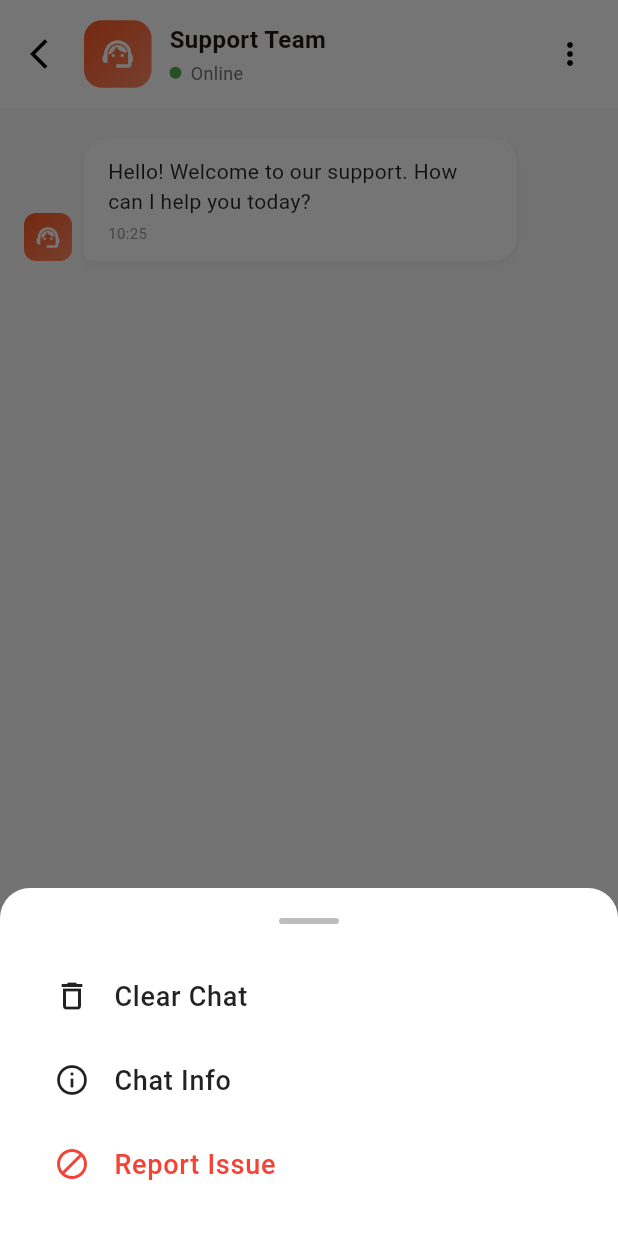
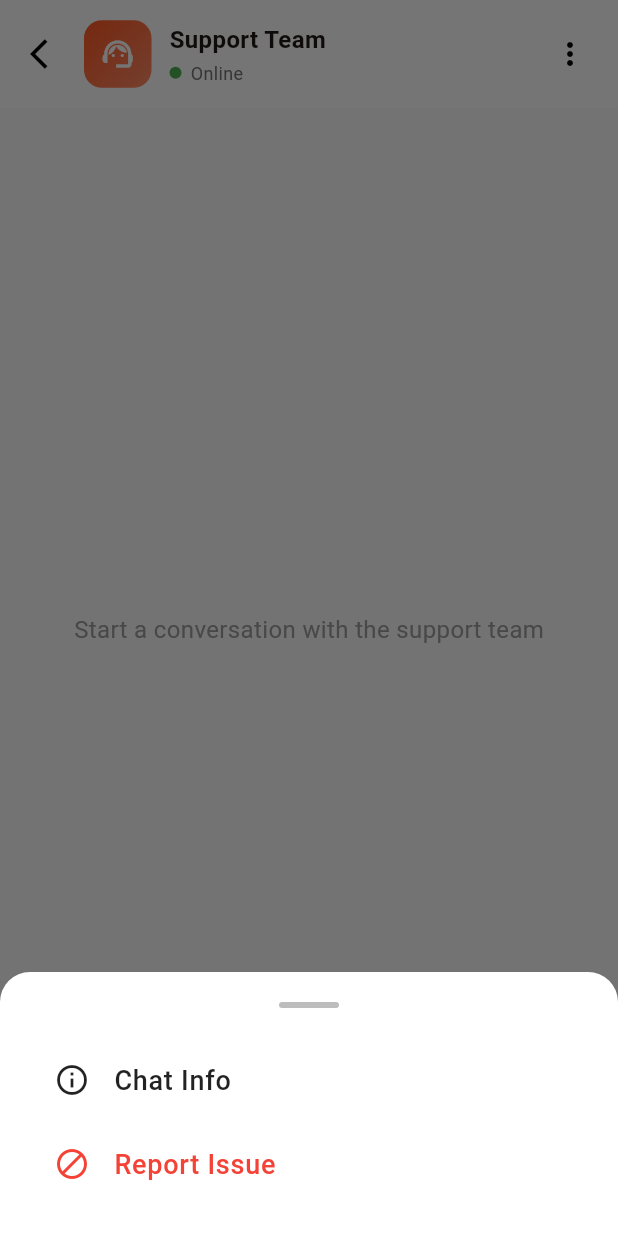
Before and after one commit to Mohammed-m-salah/E_Commerce_fashion, a Flutter app: the AdminChatView screen opened directly, after a tap on the "more vert" icon, on a phone screen of 412 x 824 dp. Run offline on Flutter 3.47's test engine with Material 3 defaults, Android fonts, the phone set to English and light mode, and no system bars; our stand-ins replace cached_network_image, firebase_core, flutter_dotenv, flutter_local_notifications, gap, get and 5 more; missing offline and left inert: flutter_stripe; accounts and stored records are empty.

Commit message:
chat message with admin panel

```diff
--- a/lib/feature/cart/data/cart_item_model.dart
+++ b/lib/feature/cart/data/cart_item_model.dart
@@ -9,10 +9,8 @@ class CartItem {
     this.quantity = 1,
   });
 
-  // Calculate total price for this item (uses effectivePrice for discounts)
   double get totalPrice => product.effectivePrice * quantity;
 
-  // JSON serialization for storage
   Map<String, dynamic> toJson() {
     return {
       'product': product.toJson(),
@@ -27,7 +25,6 @@ class CartItem {
     );
   }
 
-  // Create a copy with updated quantity
   CartItem copyWith({int? quantity}) {
     return CartItem(
       product: product,
--- /dev/null
+++ b/lib/feature/help_center/controller/chat_controller.dart
@@ -0,0 +1,78 @@
+import 'dart:async';
+import 'package:e_commerce_fullapp/feature/help_center/data/repository/chat_repository.dart';
+import 'package:get/get.dart';
+import 'package:supabase_flutter/supabase_flutter.dart';
+import '../data/models/message_model.dart';
+
+class ChatController extends GetxController {
+  final ChatRepository _repository = ChatRepository();
+
+  final RxList<MessageModel> messages = <MessageModel>[].obs;
+  final RxBool isLoading = true.obs;
+  final RxString chatRoomId = ''.obs;
+
+  StreamSubscription? _messagesSubscription;
+
+  String get currentUserId =>
+      Supabase.instance.client.auth.currentUser?.id ?? '';
+
+  @override
+  void onInit() {
+    super.onInit();
+    initChat();
+  }
+
+  @override
+  void onClose() {
+    _messagesSubscription?.cancel();
+    super.onClose();
+  }
+
+  Future<void> initChat() async {
+    try {
+      isLoading.value = true;
+
+      print('🔵 ChatController: بدء تحميل الدردشة');
+      print('🔵 ChatController: currentUserId = $currentUserId');
+
+      chatRoomId.value = await _repository.getOrCreateChatRoom(currentUserId);
+      print('🔵 ChatController: chatRoomId = ${chatRoomId.value}');
+
+      final previousMessages = await _repository.getMessages(chatRoomId.value);
+      print('🔵 ChatController: عدد الرسائل = ${previousMessages.length}');
+
+      messages.value =
+          previousMessages.map((e) => MessageModel.fromJson(e)).toList();
+
+      _listenToMessages();
+      print('✅ ChatController: تم تحميل الدردشة بنجاح');
+    } catch (e) {
+      print('❌ ChatController Error: $e');
+      Get.snackbar('خطأ', 'فشل في تحميل الدردشة: $e');
+    } finally {
+      isLoading.value = false;
+    }
+  }
+
+  void _listenToMessages() {
+    _messagesSubscription =
+        _repository.messagesStream(chatRoomId.value).listen((data) {
+      messages.value = data.map((e) => MessageModel.fromJson(e)).toList();
+    });
+  }
+
+  Future<void> sendMessage(String text) async {
+    if (text.trim().isEmpty) return;
+
+    try {
+      await _repository.sendMessage(
+        chatRoomId: chatRoomId.value,
+        senderId: currentUserId,
+        message: text.trim(),
+        isAdmin: false,
+      );
+    } catch (e) {
+      Get.snackbar('خطأ', 'فشل في إرسال الرسالة');
+    }
+  }
+}
--- /dev/null
+++ b/lib/feature/help_center/data/models/message_model.dart
@@ -0,0 +1,40 @@
+class MessageModel {
+  final String id;
+  final String chatRoomId;
+  final String senderId;
+  final String message;
+  final bool isAdmin;
+  final bool isRead;
+  final DateTime createdAt;
+
+  MessageModel({
+    required this.id,
+    required this.chatRoomId,
+    required this.senderId,
+    required this.message,
+    required this.isAdmin,
+    required this.isRead,
+    required this.createdAt,
+  });
+
+  factory MessageModel.fromJson(Map<String, dynamic> json) {
+    return MessageModel(
+      id: json['id'],
+      chatRoomId: json['chat_room_id'],
+      senderId: json['sender_id'],
+      message: json['message'],
+      isAdmin: json['is_admin'] ?? false,
+      isRead: json['is_read'] ?? false,
+      createdAt: DateTime.parse(json['created_at']),
+    );
+  }
+
+  Map<String, dynamic> toJson() {
+    return {
+      'chat_room_id': chatRoomId,
+      'sender_id': senderId,
+      'message': message,
+      'is_admin': isAdmin,
+    };
+  }
+}
--- /dev/null
+++ b/lib/feature/help_center/data/repository/chat_repository.dart
@@ -0,0 +1,76 @@
+import 'package:supabase_flutter/supabase_flutter.dart';
+import 'package:uuid/uuid.dart';
+
+class ChatRepository {
+  final SupabaseClient _supabase = Supabase.instance.client;
+  final Uuid _uuid = const Uuid();
+
+  Future<String> getOrCreateChatRoom(String userId) async {
+    try {
+      final response = await _supabase
+          .from('chat_rooms')
+          .select()
+          .eq('user_id', userId)
+          .eq('status', 'open')
+          .maybeSingle();
+
+      if (response != null) {
+        return response['id'];
+      }
+
+      final newRoom = await _supabase
+          .from('chat_rooms')
+          .insert({
+            'id': _uuid.v4(),
+            'user_id': userId,
+            'status': 'open',
+          })
+          .select()
+          .single();
+
+      return newRoom['id'];
+    } catch (e) {
+      throw Exception('فشل في إنشاء غرفة الدردشة: $e');
+    }
+  }
+
+  Future<void> sendMessage({
+    required String chatRoomId,
+    required String senderId,
+    required String message,
+    required bool isAdmin,
+  }) async {
+    await _supabase.from('messages').insert({
+      'chat_room_id': chatRoomId,
+      'sender_id': senderId,
+      'message': message,
+      'is_admin': isAdmin,
+    });
+  }
+
+  Stream<List<Map<String, dynamic>>> messagesStream(String chatRoomId) {
+    return _supabase
+        .from('messages')
+        .stream(primaryKey: ['id'])
+        .eq('chat_room_id', chatRoomId)
+        .order('created_at', ascending: true);
+  }
+
+  Future<List<Map<String, dynamic>>> getMessages(String chatRoomId) async {
+    final response = await _supabase
+        .from('messages')
+        .select()
+        .eq('chat_room_id', chatRoomId)
+        .order('created_at', ascending: true);
+
+    return List<Map<String, dynamic>>.from(response);
+  }
+
+  Future<void> markAsRead(String chatRoomId, String recipientId) async {
+    await _supabase
+        .from('messages')
+        .update({'is_read': true})
+        .eq('chat_room_id', chatRoomId)
+        .neq('sender_id', recipientId);
+  }
+}
--- a/lib/feature/help_center/view/admin_chat_view.dart
+++ b/lib/feature/help_center/view/admin_chat_view.dart
@@ -1,5 +1,11 @@
+import 'package:e_commerce_fullapp/feature/help_center/controller/chat_controller.dart';
+import 'package:e_commerce_fullapp/feature/help_center/data/models/message_model.dart';
 import 'package:flutter/material.dart';
 import 'package:gap/gap.dart';
+import 'package:get/get_core/src/get_main.dart';
+import 'package:get/get_instance/src/extension_instance.dart';
+import 'package:get/get_rx/src/rx_workers/rx_workers.dart';
+import 'package:get/get_state_manager/get_state_manager.dart';
 
 class AdminChatView extends StatefulWidget {
   const AdminChatView({super.key});
@@ -9,15 +15,18 @@ class AdminChatView extends StatefulWidget {
 }
 
 class _AdminChatViewState extends State<AdminChatView> {
+  late final ChatController _chatController;
+
   final TextEditingController _messageController = TextEditingController();
   final ScrollController _scrollController = ScrollController();
-  final List<ChatMessage> _messages = [
-    ChatMessage(
-      text: "Hello! Welcome to our support. How can I help you today?",
-      isAdmin: true,
-      time: DateTime.now().subtract(const Duration(minutes: 5)),
-    ),
-  ];
+
+  @override
+  void initState() {
+    _chatController = Get.put(ChatController());
+    ever(_chatController.messages, (_) => _scrollToBottom());
+
+    super.initState();
+  }
 
   @override
   void dispose() {
@@ -29,30 +38,9 @@ class _AdminChatViewState extends State<AdminChatView> {
   void _sendMessage() {
     if (_messageController.text.trim().isEmpty) return;
 
-    setState(() {
-      _messages.add(ChatMessage(
-        text: _messageController.text.trim(),
-        isAdmin: false,
-        time: DateTime.now(),
-      ));
-    });
-
+    // إرسال عبر الـ Controller (يحفظ في Supabase)
+    _chatController.sendMessage(_messageController.text);
     _messageController.clear();
-    _scrollToBottom();
-
-    // Simulate admin response
-    Future.delayed(const Duration(seconds: 1), () {
-      if (mounted) {
-        setState(() {
-          _messages.add(ChatMessage(
-            text: "Thank you for your message. Our team will respond shortly.",
-            isAdmin: true,
-            time: DateTime.now(),
-          ));
-        });
-        _scrollToBottom();
-      }
-    });
   }
 
   void _scrollToBottom() {
@@ -84,18 +72,44 @@ class _AdminChatViewState extends State<AdminChatView> {
             Expanded(
               child: Container(
                 color: isDark ? Colors.grey.shade900 : Colors.grey.shade50,
-                child: ListView.builder(
-                  controller: _scrollController,
-                  padding: const EdgeInsets.symmetric(horizontal: 16, vertical: 20),
-                  itemCount: _messages.length,
-                  itemBuilder: (context, index) {
-                    return _buildMessageBubble(
-                      _messages[index],
-                      isDark,
-                      theme,
+                child: Obx(() {
+                  if (_chatController.isLoading.value) {
+                    return const Center(
+                      child: CircularProgressIndicator(
+                        color: Color(0xFFff5722),
+                      ),
                     );
-                  },
-                ),
+                  }
+                  if (_chatController.messages.isEmpty) {
+                    return Center(
+                      child: Column(
+                        mainAxisAlignment: MainAxisAlignment.center,
+                        children: [
+                          const Gap(16),
+                          Text(
+                            'Start a conversation with the support team',
+                            style: TextStyle(
+                              color: Colors.grey.shade500,
+                              fontSize: 16,
+                            ),
+                          ),
+                        ],
+                      ),
+                    );
+                  }
+                  return ListView.builder(
+                    controller: _scrollController,
+                    padding: const EdgeInsets.symmetric(
+                      horizontal: 16,
+                      vertical: 20,
+                    ),
+                    itemCount: _chatController.messages.length,
+                    itemBuilder: (context, index) {
+                      final message = _chatController.messages[index];
+                      return _buildMessageBubble(message, isDark, theme);
+                    },
+                  );
+                }),
               ),
             ),
 
@@ -175,7 +189,9 @@ class _AdminChatViewState extends State<AdminChatView> {
                       'Online',
                       style: TextStyle(
                         fontSize: 12,
-                        color: isDark ? Colors.grey.shade400 : Colors.grey.shade600,
+                        color: isDark
+                            ? Colors.grey.shade400
+                            : Colors.grey.shade600,
                       ),
                     ),
                   ],
@@ -218,22 +234,6 @@ class _AdminChatViewState extends State<AdminChatView> {
               ),
             ),
             const Gap(20),
-            _buildOptionItem(
-              icon: Icons.delete_outline,
-              label: 'Clear Chat',
-              onTap: () {
-                Navigator.pop(context);
-                setState(() {
-                  _messages.clear();
-                  _messages.add(ChatMessage(
-                    text: "Hello! Welcome to our support. How can I help you today?",
-                    isAdmin: true,
-                    time: DateTime.now(),
-                  ));
-                });
-              },
-              isDark: isDark,
-            ),
             _buildOptionItem(
               icon: Icons.info_outline,
               label: 'Chat Info',
@@ -287,13 +287,15 @@ class _AdminChatViewState extends State<AdminChatView> {
     );
   }
 
-  Widget _buildMessageBubble(ChatMessage message, bool isDark, ThemeData theme) {
+  Widget _buildMessageBubble(
+      MessageModel message, bool isDark, ThemeData theme) {
     final isAdmin = message.isAdmin;
 
     return Padding(
       padding: const EdgeInsets.only(bottom: 16),
       child: Row(
-        mainAxisAlignment: isAdmin ? MainAxisAlignment.start : MainAxisAlignment.end,
+        mainAxisAlignment:
+            isAdmin ? MainAxisAlignment.start : MainAxisAlignment.end,
         crossAxisAlignment: CrossAxisAlignment.end,
         children: [
           if (isAdmin) ...[
@@ -344,7 +346,7 @@ class _AdminChatViewState extends State<AdminChatView> {
                 crossAxisAlignment: CrossAxisAlignment.start,
                 children: [
                   Text(
-                    message.text,
+                    message.message,
                     style: TextStyle(
                       color: isAdmin
                           ? (isDark ? Colors.white : Colors.black87)
@@ -355,10 +357,12 @@ class _AdminChatViewState extends State<AdminChatView> {
                   ),
                   const Gap(4),
                   Text(
-                    _formatTime(message.time),
+                    _formatTime(message.createdAt),
                     style: TextStyle(
                       color: isAdmin
-                          ? (isDark ? Colors.grey.shade500 : Colors.grey.shade500)
+                          ? (isDark
+                              ? Colors.grey.shade500
+                              : Colors.grey.shade500)
                           : Colors.white.withOpacity(0.7),
                       fontSize: 10,
                     ),
@@ -459,15 +463,3 @@ class _AdminChatViewState extends State<AdminChatView> {
     );
   }
 }
-
-class ChatMessage {
-  final String text;
-  final bool isAdmin;
-  final DateTime time;
-
-  ChatMessage({
-    required this.text,
-    required this.isAdmin,
-    required this.time,
-  });
-}
--- a/lib/feature/home/data/category_controller.dart
+++ b/lib/feature/home/data/category_controller.dart
@@ -48,7 +48,6 @@ class CategoryController extends GetxController {
       print('❌ خطأ غير متوقع: $e');
       _handleError('خطأ غير متوقع', e.toString());
 
-      // في حالة الخطأ، نحمّل الفئات من المنتجات
       await _fetchCategoriesFromProducts();
     } finally {
       isLoading.value = false;
@@ -123,13 +122,10 @@ class CategoryController extends GetxController {
       final productController = Get.find<ProductController>();
       final categoryName = selectedCategory.value?.name ?? 'All';
 
-      // تحديث الفئة المختارة في ProductController
       productController.selectedCategory.value = categoryName;
 
-      // تطبيق الفلترة على shoppingPageProducts
       productController.applyShoppingFilters();
 
-      // أيضاً تحديث filteredProducts للصفحة الرئيسية
       productController.filterByCategory(categoryName);
     } catch (e) {
       print('⚠️ ProductController غير موجود: $e');
--- a/lib/feature/home/data/category_model.dart
+++ b/lib/feature/home/data/category_model.dart
@@ -7,8 +7,6 @@ class Category {
     required this.name,
   });
 
-  /// تحويل JSON إلى Category object
-  /// يُستخدم عند استلام البيانات من Supabase
   factory Category.fromJson(Map<String, dynamic> json) {
     return Category(
       id: json['id']?.toString() ?? '',
@@ -16,8 +14,6 @@ class Category {
     );
   }
 
-  /// تحويل Category object إلى JSON
-  /// يُستخدم عند إرسال البيانات إلى Supabase
   Map<String, dynamic> toJson() {
     return {
       'id': id,
@@ -25,7 +21,6 @@ class Category {
     };
   }
 
-  /// فئة "الكل" الافتراضية
   static Category get allCategory => Category(
         id: 'all',
         name: 'All',
--- a/pubspec.yaml
+++ b/pubspec.yaml
@@ -52,6 +52,7 @@ dependencies:
   firebase_core: ^4.3.0
   firebase_messaging: ^16.1.0
   flutter_local_notifications: ^19.5.0
+  uuid: ^4.5.2
 
 
 dev_dependencies:
```
Also changed, not shown: lib/feature/check_out/data/address_model.dart (+10 -11 lines), lib/feature/help_center/data/models/chat_room_model.dart (added, +25 -0 lines), lib/feature/offers/data/offer_controller.dart (+4 -22 lines), pubspec.lock.
